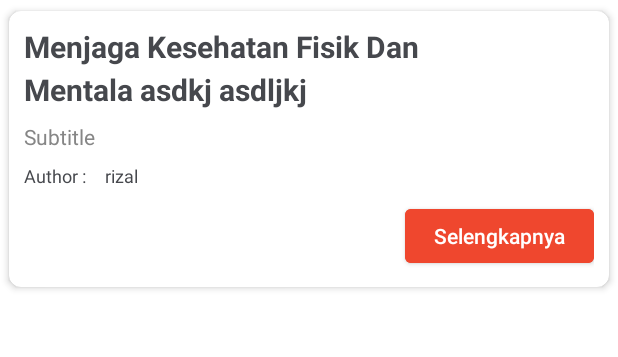
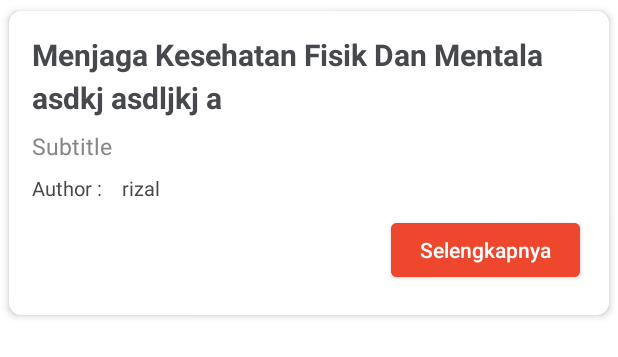
Before and after one commit to rzlwbo1/Mari-Sehat-App, an Android app: the layout news_row.xml on its own in the app's theme, with its tools: preview values and no code run, on a phone screen of 412 x 824 dp. Shown: the top 357 px of the screen. Run offline under Robolectric (Android 15) with nearby library versions, the phone set to English and light mode, and no system bars.

Commit message:
fixing layout news row, edit version app

```diff
--- a/app/build.gradle
+++ b/app/build.gradle
@@ -11,7 +11,7 @@ android {
         minSdk 21
         targetSdk 32
         versionCode 1
-        versionName "1.0"
+        versionName "2.0.0"
 
         testInstrumentationRunner "androidx.test.runner.AndroidJUnitRunner"
     }
--- a/app/src/main/res/layout/news_row.xml
+++ b/app/src/main/res/layout/news_row.xml
@@ -14,7 +14,7 @@
         app:cardCornerRadius="8dp"
         app:cardElevation="3dp"
         app:cardUseCompatPadding="true"
-        app:contentPadding="10dp"
+        app:contentPadding="15dp"
         app:layout_constraintEnd_toEndOf="parent"
         app:layout_constraintHorizontal_bias="0.5"
         app:layout_constraintStart_toStartOf="parent"
@@ -22,7 +22,8 @@
 
         <androidx.constraintlayout.widget.ConstraintLayout
             android:layout_width="match_parent"
-            android:layout_height="match_parent">
+            android:layout_height="match_parent"
+            android:paddingBottom="4dp">
 
             <TextView
                 android:id="@+id/descNews"
@@ -33,7 +34,7 @@
                 android:maxLines="1"
                 android:text="Subtitle"
                 android:textColor="@color/text_sec"
-                android:textSize="14dp"
+                android:textSize="15dp"
                 app:layout_constraintEnd_toEndOf="parent"
                 app:layout_constraintHorizontal_bias="0.0"
                 app:layout_constraintStart_toStartOf="parent"
@@ -41,13 +42,14 @@
 
             <TextView
                 android:id="@+id/titleNews"
-                android:layout_width="340dp"
+                android:layout_width="match_parent"
                 android:layout_height="wrap_content"
+                android:layout_marginEnd="20dp"
                 android:ellipsize="end"
+                android:gravity="start"
                 android:lineSpacingExtra="5dp"
-                android:gravity="start"
                 android:maxLines="2"
-                android:text="Menjaga Kesehatan Fisik Dan Mentala asdkj asdljkj "
+                android:text="Menjaga Kesehatan Fisik Dan Mentala asdkj asdljkj a"
                 android:textColor="@color/text"
                 android:textSize="20dp"
                 android:textStyle="bold"
@@ -63,7 +65,7 @@
                 android:layout_marginTop="8dp"
                 android:text="Author : "
                 android:textColor="@color/text"
-                android:textSize="12dp"
+                android:textSize="13dp"
                 app:layout_constraintEnd_toEndOf="parent"
                 app:layout_constraintHorizontal_bias="0.0"
                 app:layout_constraintStart_toStartOf="parent"
@@ -76,7 +78,7 @@
                 android:layout_marginLeft="10dp"
                 android:text="rizal"
                 android:textColor="@color/text"
-                android:textSize="12dp"
+                android:textSize="13dp"
                 app:layout_constraintEnd_toEndOf="parent"
                 app:layout_constraintHorizontal_bias="0.0"
                 app:layout_constraintStart_toEndOf="@+id/tvAuthor"
@@ -89,6 +91,8 @@
                 android:layout_marginTop="8dp"
                 android:backgroundTint="@color/primary"
                 android:letterSpacing="0"
+                android:layout_marginRight="4dp"
+                android:layout_marginBottom="4dp"
                 android:text="Selengkapnya"
                 android:textAllCaps="false"
                 android:textColor="@color/white"
```
